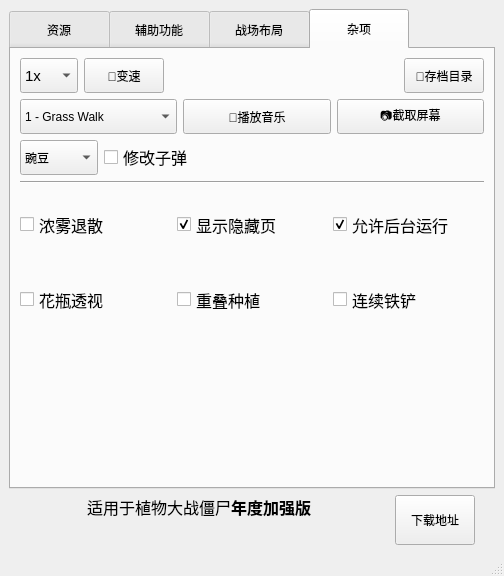
Old version of the form pvztoolkit.ui in the repository windshadow233/pvz-toolkit.
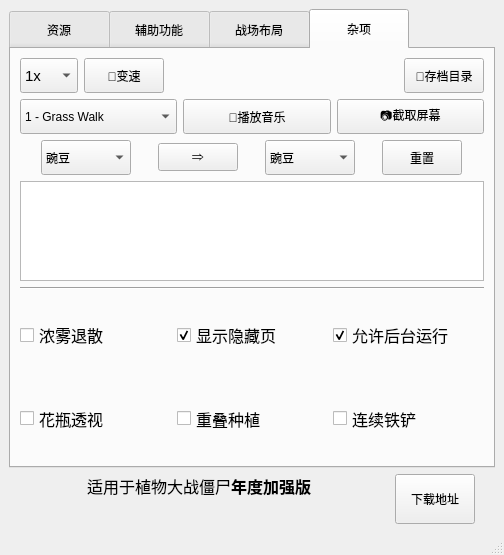
New version of the form. The open tabs and pages were chosen to show the change.

Commit message: 完善修改子弹

What changed in the file:
```diff
--- a/pvztoolkit.ui
+++ b/pvztoolkit.ui
@@ -7,7 +7,7 @@
     <x>0</x>
     <y>0</y>
     <width>504</width>
-    <height>576</height>
+    <height>555</height>
    </rect>
   </property>
   <property name="sizePolicy">
@@ -2901,8 +2901,112 @@
             </property>
             <property name="minimumSize">
              <size>
-              <width>0</width>
+              <width>90</width>
               <height>35</height>
+             </size>
+            </property>
+            <property name="maximumSize">
+             <size>
+              <width>16777215</width>
+              <height>16777215</height>
+             </size>
+            </property>
+            <item>
+             <property name="text">
+              <string>豌豆</string>
+             </property>
+            </item>
+            <item>
+             <property name="text">
+              <string>冰豌豆</string>
+             </property>
+            </item>
+            <item>
+             <property name="text">
+              <string>卷心菜</string>
+             </property>
+            </item>
+            <item>
+             <property name="text">
+              <string>西瓜</string>
+             </property>
+            </item>
+            <item>
+             <property name="text">
+              <string>孢子</string>
+             </property>
+            </item>
+            <item>
+             <property name="text">
+              <string>冰瓜</string>
+             </property>
+            </item>
+            <item>
+             <property name="text">
+              <string>杨桃</string>
+             </property>
+            </item>
+            <item>
+             <property name="text">
+              <string>刺</string>
+             </property>
+            </item>
+            <item>
+             <property name="text">
+              <string>玉米粒</string>
+             </property>
+            </item>
+            <item>
+             <property name="text">
+              <string>玉米炮弹</string>
+             </property>
+            </item>
+            <item>
+             <property name="text">
+              <string>黄油</string>
+             </property>
+            </item>
+           </widget>
+          </item>
+          <item>
+           <widget class="QPushButton" name="pushButton_16">
+            <property name="sizePolicy">
+             <sizepolicy hsizetype="Fixed" vsizetype="Fixed">
+              <horstretch>0</horstretch>
+              <verstretch>0</verstretch>
+             </sizepolicy>
+            </property>
+            <property name="font">
+             <font>
+              <family>Arial</family>
+              <pointsize>12</pointsize>
+              <weight>75</weight>
+              <bold>true</bold>
+             </font>
+            </property>
+            <property name="text">
+             <string>⇒</string>
+            </property>
+           </widget>
+          </item>
+          <item>
+           <widget class="QComboBox" name="comboBox_12">
+            <property name="sizePolicy">
+             <sizepolicy hsizetype="Fixed" vsizetype="Fixed">
+              <horstretch>0</horstretch>
+              <verstretch>0</verstretch>
+             </sizepolicy>
+            </property>
+            <property name="minimumSize">
+             <size>
+              <width>90</width>
+              <height>35</height>
+             </size>
+            </property>
+            <property name="maximumSize">
+             <size>
+              <width>16777215</width>
+              <height>16777215</height>
              </size>
             </property>
             <item>
@@ -2968,33 +3072,36 @@
            </widget>
           </item>
           <item>
-           <widget class="QCheckBox" name="checkBox_29">
-            <property name="font">
-             <font>
-              <family>Arial</family>
-              <pointsize>12</pointsize>
-             </font>
+           <widget class="QPushButton" name="pushButton_18">
+            <property name="sizePolicy">
+             <sizepolicy hsizetype="Fixed" vsizetype="Fixed">
+              <horstretch>0</horstretch>
+              <verstretch>0</verstretch>
+             </sizepolicy>
             </property>
-            <property name="text">
-             <string>修改子弹</string>
-            </property>
-           </widget>
-          </item>
-          <item>
-           <spacer name="horizontalSpacer_3">
-            <property name="orientation">
-             <enum>Qt::Horizontal</enum>
-            </property>
-            <property name="sizeHint" stdset="0">
+            <property name="minimumSize">
              <size>
-              <width>40</width>
-              <height>20</height>
+              <width>0</width>
+              <height>35</height>
              </size>
             </property>
-           </spacer>
+            <property name="text">
+             <string>重置</string>
+            </property>
+           </widget>
           </item>
          </layout>
         </item>
+        <item>
+         <widget class="QListWidget" name="listWidget">
+          <property name="maximumSize">
+           <size>
+            <width>16777215</width>
+            <height>100</height>
+           </size>
+          </property>
+         </widget>
+        </item>
         <item>
          <widget class="Line" name="line_4">
           <property name="orientation">
@@ -3138,19 +3245,6 @@
           </item>
          </layout>
         </item>
-        <item>
-         <spacer name="verticalSpacer">
-          <property name="orientation">
-           <enum>Qt::Vertical</enum>
-          </property>
-          <property name="sizeHint" stdset="0">
-           <size>
-            <width>20</width>
-            <height>118</height>
-           </size>
-          </property>
-         </spacer>
-        </item>
        </layout>
       </widget>
      </widget>
```
Left out of the diff: 25 changed lines with no effect on the pictures. The commit also changes 4 other files.
